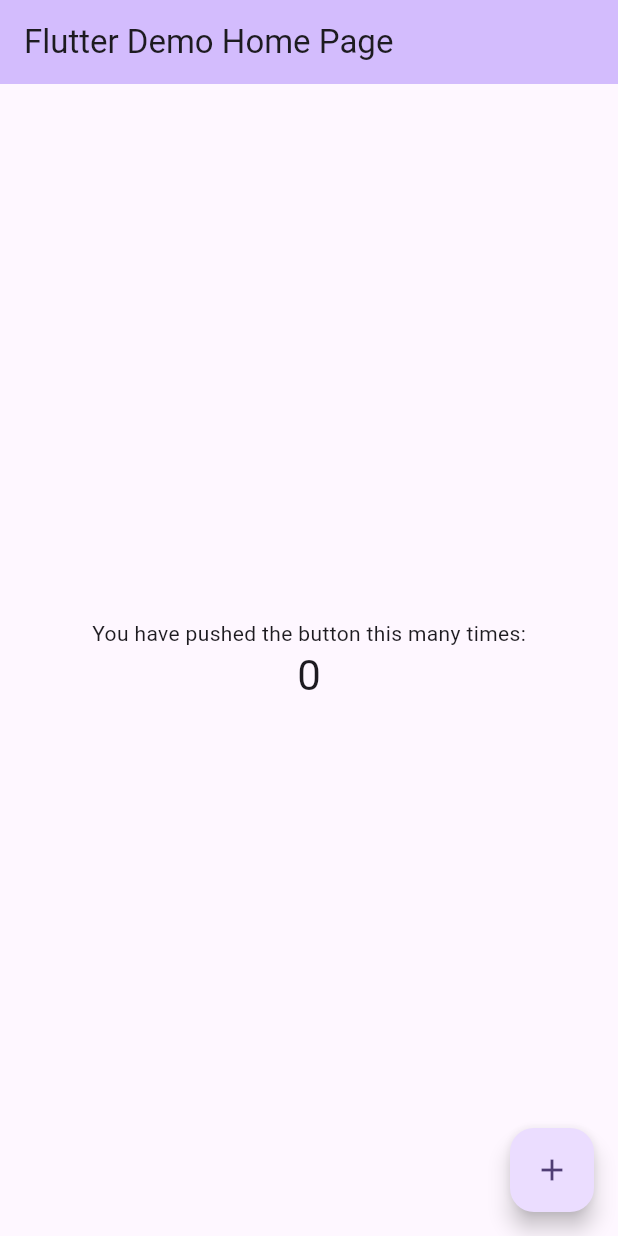
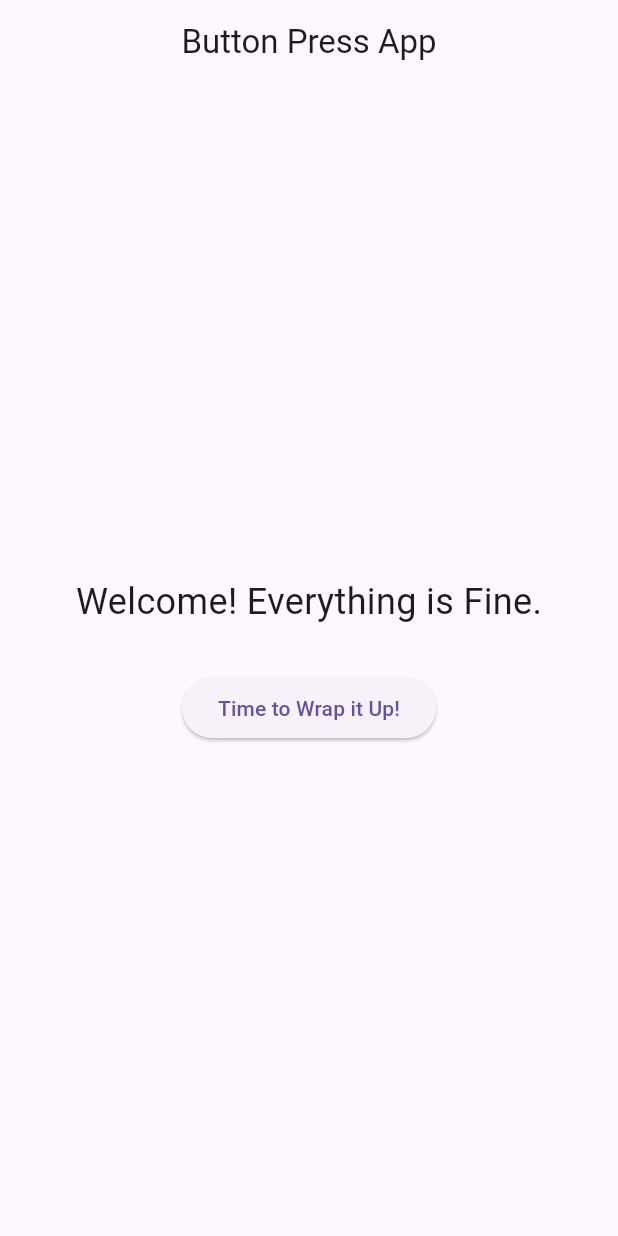
Before and after one commit to frenchie43972/button_press_response, a Flutter app: the screen it shows after launch, on a phone screen of 412 x 824 dp. Run offline on Flutter 3.47's test engine with Material 3 defaults, Android fonts, the phone set to English and light mode, and no system bars.

Commit message:
built out the home and message display screens and added Navigator

```diff
--- a/lib/main.dart
+++ b/lib/main.dart
@@ -1,125 +1,18 @@
+import 'package:button_press_response/screens/home_screen.dart';
 import 'package:flutter/material.dart';
 
 void main() {
-  runApp(const MyApp());
+  runApp(const ButtonPressResponse());
 }
 
-class MyApp extends StatelessWidget {
-  const MyApp({super.key});
+class ButtonPressResponse extends StatelessWidget {
+  const ButtonPressResponse({super.key});
 
-  // This widget is the root of your application.
   @override
   Widget build(BuildContext context) {
-    return MaterialApp(
-      title: 'Flutter Demo',
-      theme: ThemeData(
-        // This is the theme of your application.
-        //
-        // TRY THIS: Try running your application with "flutter run". You'll see
-        // the application has a purple toolbar. Then, without quitting the app,
-        // try changing the seedColor in the colorScheme below to Colors.green
-        // and then invoke "hot reload" (save your changes or press the "hot
-        // reload" button in a Flutter-supported IDE, or press "r" if you used
-        // the command line to start the app).
-        //
-        // Notice that the counter didn't reset back to zero; the application
-        // state is not lost during the reload. To reset the state, use hot
-        // restart instead.
-        //
-        // This works for code too, not just values: Most code changes can be
-        // tested with just a hot reload.
-        colorScheme: ColorScheme.fromSeed(seedColor: Colors.deepPurple),
-        useMaterial3: true,
-      ),
-      home: const MyHomePage(title: 'Flutter Demo Home Page'),
+    return const MaterialApp(
+      title: 'Button Press Response App',
+      home: HomeScreen(),
     );
   }
 }
-
-class MyHomePage extends StatefulWidget {
-  const MyHomePage({super.key, required this.title});
-
-  // This widget is the home page of your application. It is stateful, meaning
-  // that it has a State object (defined below) that contains fields that affect
-  // how it looks.
-
-  // This class is the configuration for the state. It holds the values (in this
-  // case the title) provided by the parent (in this case the App widget) and
-  // used by the build method of the State. Fields in a Widget subclass are
-  // always marked "final".
-
-  final String title;
-
-  @override
-  State<MyHomePage> createState() => _MyHomePageState();
-}
-
-class _MyHomePageState extends State<MyHomePage> {
-  int _counter = 0;
-
-  void _incrementCounter() {
-    setState(() {
-      // This call to setState tells the Flutter framework that something has
-      // changed in this State, which causes it to rerun the build method below
-      // so that the display can reflect the updated values. If we changed
-      // _counter without calling setState(), then the build method would not be
-      // called again, and so nothing would appear to happen.
-      _counter++;
-    });
-  }
-
-  @override
-  Widget build(BuildContext context) {
-    // This method is rerun every time setState is called, for instance as done
-    // by the _incrementCounter method above.
-    //
-    // The Flutter framework has been optimized to make rerunning build methods
-    // fast, so that you can just rebuild anything that needs updating rather
-    // than having to individually change instances of widgets.
-    return Scaffold(
-      appBar: AppBar(
-        // TRY THIS: Try changing the color here to a specific color (to
-        // Colors.amber, perhaps?) and trigger a hot reload to see the AppBar
-        // change color while the other colors stay the same.
-        backgroundColor: Theme.of(context).colorScheme.inversePrimary,
-        // Here we take the value from the MyHomePage object that was created by
-        // the App.build method, and use it to set our appbar title.
-        title: Text(widget.title),
-      ),
-      body: Center(
-        // Center is a layout widget. It takes a single child and positions it
-        // in the middle of the parent.
-        child: Column(
-          // Column is also a layout widget. It takes a list of children and
-          // arranges them vertically. By default, it sizes itself to fit its
-          // children horizontally, and tries to be as tall as its parent.
-          //
-          // Column has various properties to control how it sizes itself and
-          // how it positions its children. Here we use mainAxisAlignment to
-          // center the children vertically; the main axis here is the vertical
-          // axis because Columns are vertical (the cross axis would be
-          // horizontal).
-          //
-          // TRY THIS: Invoke "debug painting" (choose the "Toggle Debug Paint"
-          // action in the IDE, or press "p" in the console), to see the
-          // wireframe for each widget.
-          mainAxisAlignment: MainAxisAlignment.center,
-          children: <Widget>[
-            const Text(
-              'You have pushed the button this many times:',
-            ),
-            Text(
-              '$_counter',
-              style: Theme.of(context).textTheme.headlineMedium,
-            ),
-          ],
-        ),
-      ),
-      floatingActionButton: FloatingActionButton(
-        onPressed: _incrementCounter,
-        tooltip: 'Increment',
-        child: const Icon(Icons.add),
-      ), // This trailing comma makes auto-formatting nicer for build methods.
-    );
-  }
-}
--- /dev/null
+++ b/lib/screens/home_screen.dart
@@ -0,0 +1,45 @@
+import 'package:button_press_response/screens/message_screen.dart';
+import 'package:flutter/material.dart';
+
+class HomeScreen extends StatefulWidget {
+  const HomeScreen({super.key});
+
+  @override
+  _HomeScreenState createState() => _HomeScreenState();
+}
+
+class _HomeScreenState extends State<HomeScreen> {
+  @override
+  Widget build(BuildContext context) {
+    return Scaffold(
+      appBar: AppBar(
+        title: const Text('Button Press App'),
+        centerTitle: true,
+      ),
+      body: Center(
+        child: Column(
+          mainAxisAlignment: MainAxisAlignment.center,
+          children: [
+            const Text(
+              'Welcome! Everything is Fine.',
+              style: TextStyle(fontSize: 24),
+            ),
+            const SizedBox(
+              height: 30,
+            ),
+            ElevatedButton(
+              onPressed: () {
+                Navigator.push(
+                  context,
+                  MaterialPageRoute(
+                      builder: (context) => const MessageScreen()),
+                );
+              },
+              child: const Text('Time to Wrap it Up!'),
+            )
+          ],
+        ),
+      ),
+    );
+  }
+}
```
Also changed, not shown: lib/screens/message_screen.dart (added, +26 -0 lines), 1 other file.
